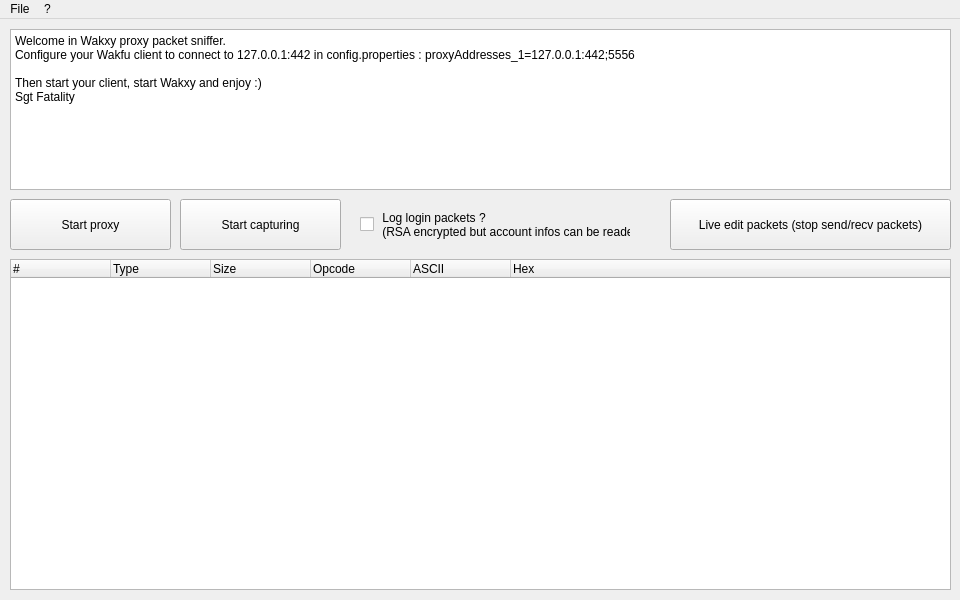
This is src/mainwindow.ui in WakBox/Wakxy as Qt 5 draws it before an edit. The edited form follows.
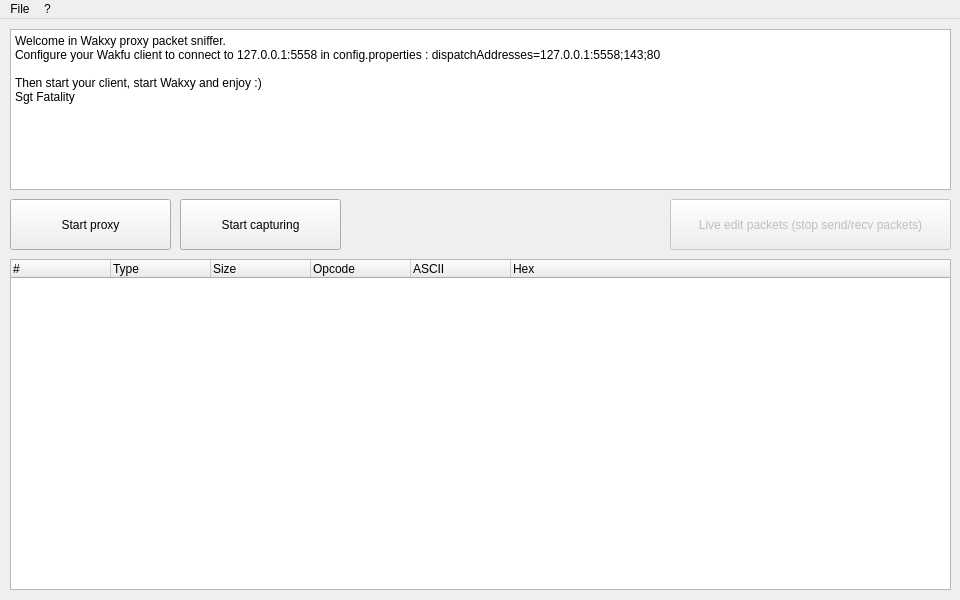
This is the edited form. Icons and pictures are not drawn.

Commit message: Update to be use with the last client version.

```diff
--- a/src/mainwindow.ui
+++ b/src/mainwindow.ui
@@ -97,26 +97,12 @@
     </property>
     <property name="plainText">
      <string>Welcome in Wakxy proxy packet sniffer.
-Configure your Wakfu client to connect to 127.0.0.1:442 in config.properties : proxyAddresses_1=127.0.0.1:442;5556
+Configure your Wakfu client to connect to 127.0.0.1:5558 in config.properties : dispatchAddresses=127.0.0.1:5558;143;80
 
 Then start your client, start Wakxy and enjoy :)
 Sgt Fatality</string>
     </property>
    </widget>
-   <widget class="QCheckBox" name="logLoginPacket">
-    <property name="geometry">
-     <rect>
-      <x>360</x>
-      <y>180</y>
-      <width>271</width>
-      <height>51</height>
-     </rect>
-    </property>
-    <property name="text">
-     <string> Log login packets ?
- (RSA encrypted but account infos can be readed)</string>
-    </property>
-   </widget>
    <widget class="QPushButton" name="buttonStartCapture">
     <property name="geometry">
      <rect>
@@ -131,6 +117,9 @@
     </property>
    </widget>
    <widget class="QPushButton" name="buttonLiveEdit">
+    <property name="enabled">
+     <bool>false</bool>
+    </property>
     <property name="geometry">
      <rect>
       <x>670</x>
```
Left out of the diff: 2 changed lines with no effect on the pictures. The commit also changes 7 other files.
